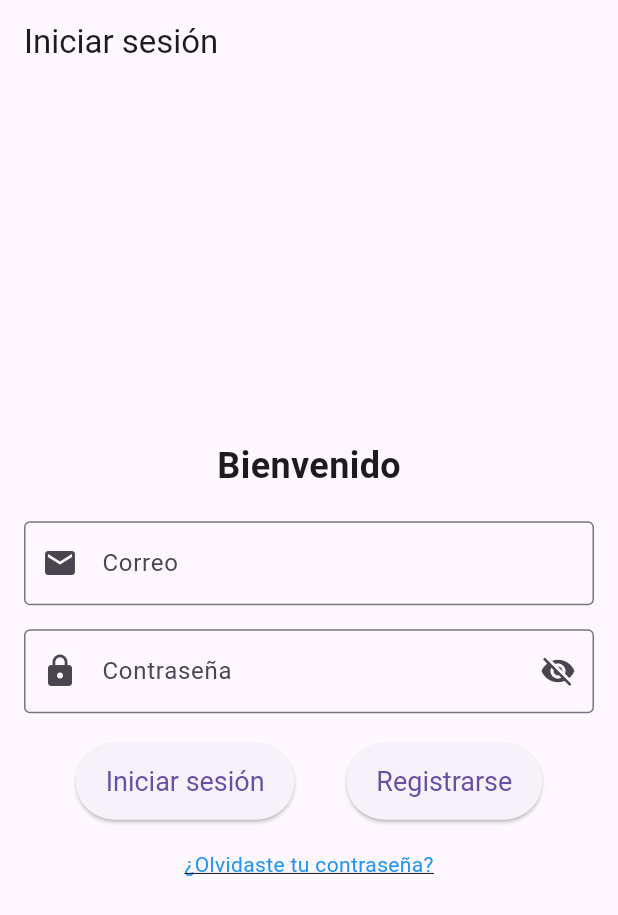
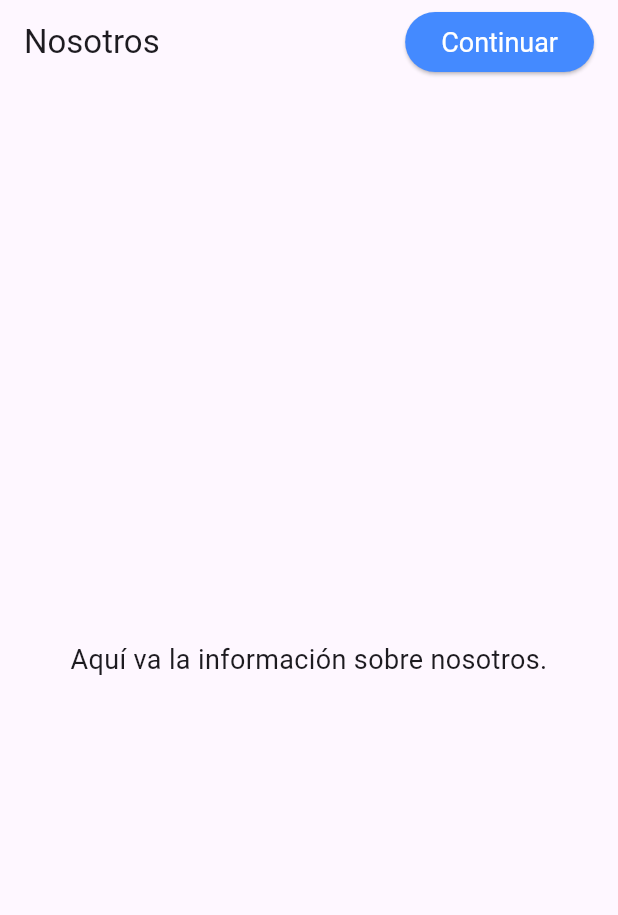
Before and after one commit to luis01chavez/App-Vacantes, a Flutter app: the screen it shows after launch, on a phone screen of 412 x 824 dp. Shown: the top 915 px of the screen. Run offline on Flutter 3.47's test engine with Material 3 defaults, Android fonts, the light colour scheme and no system bars; our stand-ins replace flutter_countdown_timer, image_picker, logger, photo_view, shared_preferences.

Commit message:
Se agregó pantalla Nosotros y compartir

```diff
--- a/lib/main.dart
+++ b/lib/main.dart
@@ -9,6 +9,7 @@ import 'screens/register_screen.dart';
 import 'screens/edit_profile_screen.dart';
 import 'screens/forgot_password.dart';
 import 'screens/user_register_screen.dart';
+import 'screens/nosotros_screen.dart';
 
 void main() async {
   WidgetsFlutterBinding.ensureInitialized();
@@ -34,7 +35,7 @@ class JobOffersApp extends StatelessWidget {
       theme: ThemeData(
         primarySwatch: Colors.blue,
       ),
-      initialRoute: isLoggedIn ? '/' : '/login',
+      initialRoute: isLoggedIn ? '/' : '/nosotros',
       routes: {
         '/': (context) => const MainScreen(),
         '/login': (context) => const AuthScreen(),
@@ -45,6 +46,7 @@ class JobOffersApp extends StatelessWidget {
         '/profile': (context) => const ProfileScreen(),
         '/editProfile': (context) => const EditProfileScreen(),
         '/forgot-password': (context) => const ForgotPasswordScreen(),
+        '/nosotros': (context) => const NosotrosScreen(),
       },
     );
   }
--- a/lib/screens/main_screen.dart
+++ b/lib/screens/main_screen.dart
@@ -1,9 +1,9 @@
 import 'package:flutter/material.dart';
 import 'package:shared_preferences/shared_preferences.dart';
+import 'package:vacantes/screens/nosotros_screen.dart';
 import 'job_offers_screen.dart';
 import 'create_job_screen.dart';
 import 'register_screen.dart';
-import 'auth_screen.dart';
 import 'profile_screen.dart';
 
 class MainScreen extends StatefulWidget {
@@ -32,7 +32,7 @@ class MainScreenState extends State<MainScreen> {
     if (authToken == null) {
       Navigator.pushAndRemoveUntil(
         context,
-        MaterialPageRoute(builder: (context) => const AuthScreen()),
+        MaterialPageRoute(builder: (context) => const NosotrosScreen()),
         (Route<dynamic> route) => false,
       );
     }
--- /dev/null
+++ b/lib/screens/nosotros_screen.dart
@@ -0,0 +1,62 @@
+import 'package:flutter/material.dart';
+import 'package:shared_preferences/shared_preferences.dart';
+
+class NosotrosScreen extends StatefulWidget {
+  const NosotrosScreen({super.key});
+
+  @override
+  NosotrosScreenState createState() => NosotrosScreenState();
+}
+
+class NosotrosScreenState extends State<NosotrosScreen> {
+  bool _isLoggedIn = false;
+
+  @override
+  void initState() {
+    super.initState();
+    _checkLoginStatus();
+  }
+
+  Future<void> _checkLoginStatus() async {
+    final prefs = await SharedPreferences.getInstance();
+    final authToken = prefs.getString('authToken');
+    setState(() {
+      _isLoggedIn = authToken != null;
+    });
+  }
+
+  @override
+  Widget build(BuildContext context) {
+    return Scaffold(
+      appBar: AppBar(
+        title: const Text('Nosotros'),
+        actions: [
+          if (!_isLoggedIn)
+            Padding(
+              padding: const EdgeInsets.symmetric(vertical: 8.0, horizontal: 16.0),
+              child: ElevatedButton(
+                onPressed: () {
+                  Navigator.pushReplacementNamed(context, '/login');
+                },
+                style: ElevatedButton.styleFrom(
+                  foregroundColor: Colors.white, backgroundColor: Colors.blueAccent, // Texto blanco
+                  textStyle: const TextStyle(fontSize: 18), // Texto más grande
+                ),
+                child: const Text('Continuar'),
+              ),
+            ),
+        ],
+      ),
+      body: const Center(
+        child: Padding(
+          padding: EdgeInsets.all(16.0),
+          child: Text(
+            'Aquí va la información sobre nosotros.',
+            textAlign: TextAlign.center,
+            style: TextStyle(fontSize: 18),
+          ),
+        ),
+      ),
+    );
+  }
+}
--- a/lib/screens/register_screen.dart
+++ b/lib/screens/register_screen.dart
@@ -516,13 +516,13 @@ class RegisterScreenState extends State<RegisterScreen> {
                       child: TextFormField(
                         controller: _fechaNacimientoController,
                         decoration: const InputDecoration(
-                          labelText: 'Fecha de Nacimiento (YYYY-MM-DD)',
+                          labelText: 'Fecha de Nacimiento (Año-mes-día)',
                         ),
                         validator: (value) {
                           if (value == null || value.isEmpty) {
                             return 'Por favor ingrese su fecha de nacimiento';
                           } else if (!RegExp(r'^\d{4}-\d{2}-\d{2}$').hasMatch(value)) {
-                            return 'Ingresa tu fecha de nacimiento con el formato YYYY-MM-DD';
+                            return 'Ingresa tu fecha de nacimiento con el formato Año-mes-día';
                           }
                           return null;
                         },
--- a/lib/screens/user_register_screen.dart
+++ b/lib/screens/user_register_screen.dart
@@ -506,13 +506,13 @@ class UserRegisterScreenState extends State<UserRegisterScreen> {
                       child: TextFormField(
                         controller: _fechaNacimientoController,
                         decoration: const InputDecoration(
-                          labelText: 'Fecha de Nacimiento (YYYY-MM-DD)',
+                          labelText: 'Fecha de Nacimiento (Año-mes-día)',
                         ),
                         validator: (value) {
                           if (value == null || value.isEmpty) {
                             return 'Por favor ingrese su fecha de nacimiento';
                           } else if (!RegExp(r'^\d{4}-\d{2}-\d{2}$').hasMatch(value)) {
-                            return 'Ingresa tu fecha de nacimiento con el formato YYYY-MM-DD';
+                            return 'Ingresa tu fecha de nacimiento con el formato Año-mes-día';
                           }
                           return null;
                         },
```
Also changed, not shown: lib/screens/profile_screen.dart (+37 -1 lines).
